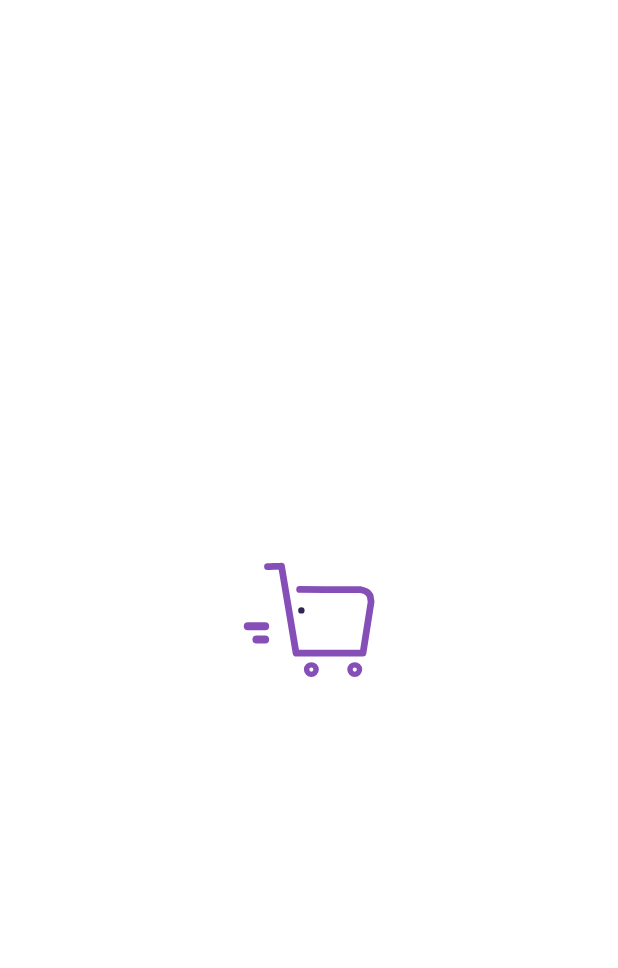
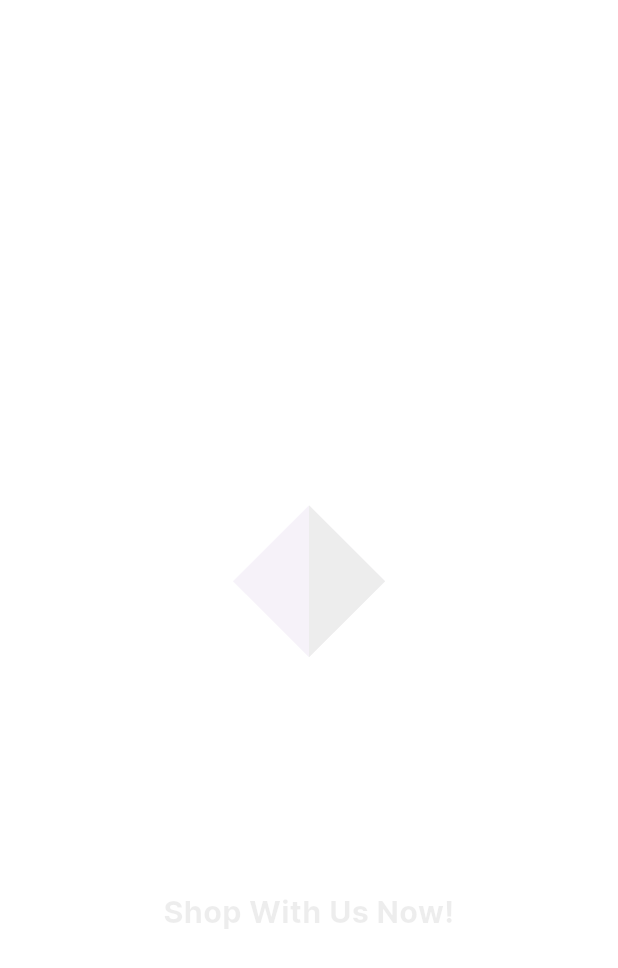
Before and after one commit to OmarAmeer96/Recepo, a Flutter app: the first screen one second after launch, on a phone screen of 412 x 824 dp. Shown: the top 968 px of the screen. Run offline on Flutter 3.47's test engine with Material 3 defaults, Android fonts, the phone set to English and light mode, and no system bars; drawn by our look-alikes of animated_splash_screen; our stand-ins replace dio, flutter_bloc, flutter_onboarding_slider, flutter_screenutil, flutter_svg, freezed_annotation and 6 more; generated files the repository leaves out were written again.

Commit message:
Added the splash view 2 (integrated with animations).

```diff
--- a/lib/Core/routing/app_router.dart
+++ b/lib/Core/routing/app_router.dart
@@ -9,6 +9,7 @@ import 'package:recepo/Features/onboarding/presentation/views/onboarding_view.da
 import 'package:recepo/Features/signup/logic/signup_cubit/signup_cubit.dart';
 import 'package:recepo/Features/signup/presentation/signup_view.dart';
 import 'package:recepo/Features/splash1/presentation/views/splash_view1.dart';
+import 'package:recepo/Features/splash2/presentation/views/splash_view2.dart';
 
 class AppRouter {
   Route generateRoute(RouteSettings settings) {
@@ -20,10 +21,10 @@ class AppRouter {
         return MaterialPageRoute(
           builder: (_) => const SplashView1(),
         );
-      // case Routes.splashView2:
-      //   return MaterialPageRoute(
-      //     builder: (_) => const SplashView2(),
-      //   );
+      case Routes.splashView2:
+        return MaterialPageRoute(
+          builder: (_) => const SplashView2(),
+        );
       case Routes.onboardingView:
         return MaterialPageRoute(
           builder: (_) => const OnboardingView(),
--- /dev/null
+++ b/lib/Features/splash2/presentation/views/splash_view2.dart
@@ -0,0 +1,13 @@
+import 'package:flutter/material.dart';
+import 'package:recepo/Features/splash2/presentation/views/widgets/splash_view2_body.dart';
+
+class SplashView2 extends StatelessWidget {
+  const SplashView2({super.key});
+
+  @override
+  Widget build(BuildContext context) {
+    return const Scaffold(
+      body: SplashView2Body(),
+    );
+  }
+}
--- /dev/null
+++ b/lib/Features/splash2/presentation/views/widgets/fading_logo.dart
@@ -0,0 +1,29 @@
+import 'package:flutter/material.dart';
+import 'package:flutter_screenutil/flutter_screenutil.dart';
+import 'package:flutter_svg/svg.dart';
+import 'package:recepo/Core/utils/assets.dart';
+
+class FadingLogo extends StatelessWidget {
+  const FadingLogo({
+    super.key,
+    required this.opacityAnimation,
+  });
+
+  final Animation<double> opacityAnimation;
+
+  @override
+  Widget build(BuildContext context) {
+    return AnimatedBuilder(
+      animation: opacityAnimation,
+      builder: (context, _) {
+        return Opacity(
+          opacity: opacityAnimation.value,
+          child: SvgPicture.asset(
+            AssetsData.appLogo1Svg,
+            height: 100.h,
+          ),
+        );
+      },
+    );
+  }
+}
--- /dev/null
+++ b/lib/Features/splash2/presentation/views/widgets/sliding_text.dart
@@ -0,0 +1,34 @@
+import 'package:flutter/material.dart';
+import 'package:recepo/Core/theming/styles.dart';
+
+class SlidingText extends StatelessWidget {
+  const SlidingText({
+    super.key,
+    required this.slidingAnimation,
+    required this.opacityAnimation,
+  });
+
+  final Animation<Offset> slidingAnimation;
+  final Animation<double> opacityAnimation;
+
+  @override
+  Widget build(BuildContext context) {
+    // AnimatedBuilder is Equal to SetState, But Uppdating the Current Widget Only.
+    return AnimatedBuilder(
+      animation: slidingAnimation,
+      builder: (context, _) {
+        return SlideTransition(
+          position: slidingAnimation,
+          child: Opacity(
+            opacity: opacityAnimation.value,
+            child: Text(
+              "Shop With Us Now!",
+              textAlign: TextAlign.center,
+              style: Styles.onboardingTitleFont,
+            ),
+          ),
+        );
+      },
+    );
+  }
+}
--- /dev/null
+++ b/lib/Features/splash2/presentation/views/widgets/splash_view2_body.dart
@@ -0,0 +1,80 @@
+import 'package:flutter/material.dart';
+import 'package:recepo/Core/routing/routes.dart';
+import 'package:recepo/Core/utils/extensions.dart';
+import 'package:recepo/Features/splash2/presentation/views/widgets/fading_logo.dart';
+import 'package:recepo/Features/splash2/presentation/views/widgets/sliding_text.dart';
+
+class SplashView2Body extends StatefulWidget {
+  const SplashView2Body({super.key});
+
+  @override
+  State<SplashView2Body> createState() => _SplashView2BodyState();
+}
+
+class _SplashView2BodyState extends State<SplashView2Body>
+    with SingleTickerProviderStateMixin {
+  late AnimationController animationController;
+  late Animation<Offset> slidingAnimation;
+  late Animation<double> opacityAnimation;
+
+  @override
+  void initState() {
+    super.initState();
+    initAnimation();
+    navigateToHome();
+  }
+
+  @override
+  void dispose() {
+    super.dispose();
+    animationController.dispose();
+  }
+
+  @override
+  Widget build(BuildContext context) {
+    return Column(
+      mainAxisAlignment: MainAxisAlignment.center,
+      crossAxisAlignment: CrossAxisAlignment.stretch,
+      children: [
+        FadingLogo(opacityAnimation: opacityAnimation),
+        const SizedBox(
+          height: 20,
+        ),
+        SlidingText(
+          slidingAnimation: slidingAnimation,
+          opacityAnimation: opacityAnimation,
+        ),
+      ],
+    );
+  }
+
+  void initAnimation() {
+    animationController = AnimationController(
+      vsync: this,
+      duration: const Duration(milliseconds: 1500),
+    );
+
+    // Sliding Animation
+    slidingAnimation =
+        Tween<Offset>(begin: const Offset(0, 10), end: Offset.zero)
+            .animate(animationController);
+
+    // Opacity Animation
+    opacityAnimation = Tween<double>(begin: 0, end: 1).animate(
+      CurvedAnimation(
+        parent: animationController,
+        curve: const Interval(0.5, 1.0),
+      ),
+    );
+    animationController.forward();
+  }
+
+  void navigateToHome() {
+    Future.delayed(
+      const Duration(seconds: 3),
+      () {
+        context.pushReplacementNamed(Routes.onboardingView);
+      },
+    );
+  }
+}
--- a/lib/recepo.dart
+++ b/lib/recepo.dart
@@ -32,7 +32,7 @@ class Recepo extends StatelessWidget {
           primaryColor: ColorsManager.mainBlue,
           scaffoldBackgroundColor: Colors.white,
         ),
-        initialRoute: Routes.splashView1,
+        initialRoute: Routes.splashView2,
       ),
     );
   }
```
